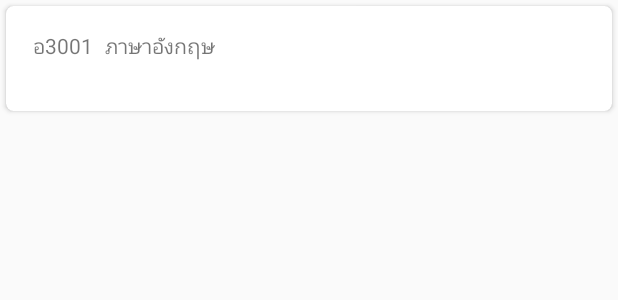
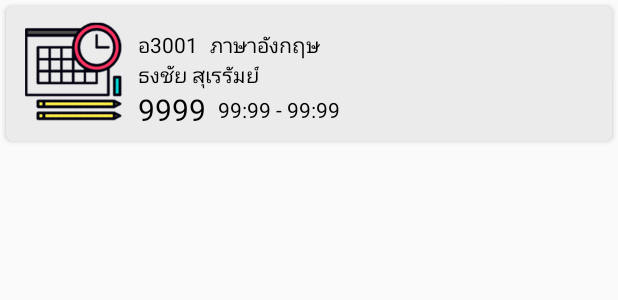
Before and after one commit to pattamakorn/StudentTrackCare, an Android app: the layout item_timetable.xml on its own in the app's theme, with its tools: preview values and no code run, on a phone screen of 412 x 824 dp. Shown: the top 300 px of the screen. Run offline under Robolectric (Android 15) with nearby library versions, the phone set to English and light mode, and no system bars; network calls fail.

Commit message:
3/11/2562 19.18

```diff
--- a/app/src/main/res/layout/item_timetable.xml
+++ b/app/src/main/res/layout/item_timetable.xml
@@ -7,28 +7,30 @@
     android:layout_height="wrap_content"
     android:layout_margin="4dp"
     app:cardCornerRadius="5dp"
-    android:elevation="20dp">
+    android:elevation="20dp"
+    android:background="#000">
 
     <androidx.constraintlayout.widget.ConstraintLayout
         android:layout_width="match_parent"
-        android:layout_height="70dp"
-        android:layout_marginLeft="10dp"
-        android:layout_marginRight="10dp"
+        android:layout_height="90dp"
+        android:background="@drawable/showtimetable"
         android:orientation="vertical">
 
         <TextView
+            android:textColor="#000"
             android:id="@+id/id_subject"
             android:layout_width="wrap_content"
             android:layout_height="wrap_content"
-            android:layout_marginStart="8dp"
-            android:layout_marginLeft="8dp"
-            android:layout_marginTop="16dp"
+            android:layout_marginStart="88dp"
+            android:layout_marginLeft="88dp"
+            android:layout_marginTop="15dp"
             android:text="อ3001"
             app:layout_constraintStart_toStartOf="parent"
             app:layout_constraintTop_toTopOf="parent"
             tools:ignore="MissingConstraints" />
 
         <TextView
+            android:textColor="#000"
             android:id="@+id/name_subject"
             android:layout_width="wrap_content"
             android:layout_height="wrap_content"
@@ -40,50 +42,36 @@
             tools:ignore="MissingConstraints" />
 
         <TextView
+            android:textColor="#000"
             android:id="@+id/teacher_subject"
             android:layout_width="wrap_content"
             android:layout_height="wrap_content"
-            android:layout_marginTop="8dp"
             android:layout_marginBottom="32dp"
             android:text="ธงชัย สุเรรัมย์"
             app:layout_constraintBottom_toBottomOf="parent"
             app:layout_constraintStart_toStartOf="@+id/id_subject"
-            app:layout_constraintTop_toBottomOf="@+id/name_subject"
+            app:layout_constraintTop_toBottomOf="@+id/id_subject"
+            app:layout_constraintVertical_bias="0.0"
             tools:ignore="MissingConstraints" />
 
         <TextView
-            android:id="@+id/textView"
-            android:layout_width="wrap_content"
-            android:layout_height="wrap_content"
-            android:layout_marginStart="8dp"
-            android:layout_marginLeft="8dp"
-            android:layout_marginTop="8dp"
-            android:layout_marginBottom="8dp"
-            android:text="ห้องเรียน"
-            android:textSize="15dp"
-            app:layout_constraintBottom_toBottomOf="@+id/teacher_subject"
-            app:layout_constraintStart_toEndOf="@+id/name_subject"
-            app:layout_constraintTop_toTopOf="@+id/name_subject"
-            app:layout_constraintVertical_bias="1.0"
-            tools:ignore="MissingConstraints" />
-
-        <TextView
+            android:textColor="#000"
             android:id="@+id/textView2"
             android:layout_width="wrap_content"
             android:layout_height="wrap_content"
-            android:layout_marginStart="8dp"
-            android:layout_marginLeft="8dp"
             android:layout_marginEnd="8dp"
             android:layout_marginRight="8dp"
             android:text="9999"
             android:textSize="20dp"
-            app:layout_constraintBottom_toBottomOf="@+id/textView"
+            app:layout_constraintBottom_toBottomOf="parent"
             app:layout_constraintEnd_toEndOf="parent"
-            app:layout_constraintHorizontal_bias="0.023"
-            app:layout_constraintStart_toEndOf="@+id/textView"
-            app:layout_constraintTop_toTopOf="@+id/textView" />
+            app:layout_constraintHorizontal_bias="0.0"
+            app:layout_constraintStart_toStartOf="@+id/teacher_subject"
+            app:layout_constraintTop_toBottomOf="@+id/teacher_subject"
+            app:layout_constraintVertical_bias="0.0" />
 
         <TextView
+            android:textColor="#000"
             android:id="@+id/timetablesubject"
             android:layout_width="wrap_content"
             android:layout_height="wrap_content"
```
Also changed, not shown: app/src/main/java/com/example/studentattendent/TimeTable.java (+43 -70 lines), app/src/main/res/layout/fragment_time_table.xml (+10 -28 lines), app/src/main/res/drawable-v24/showtimetable.png (added).
